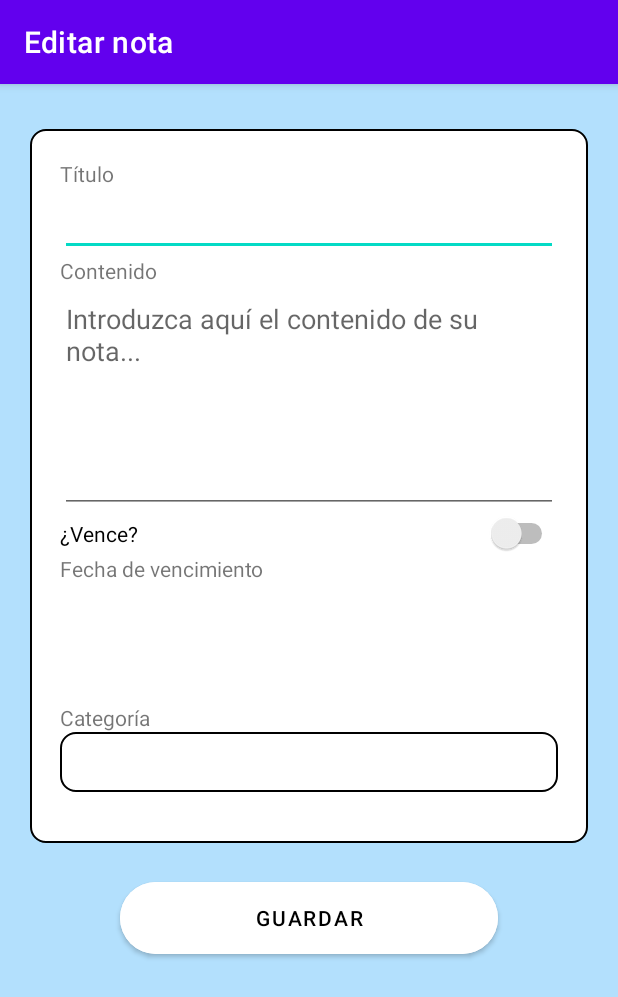
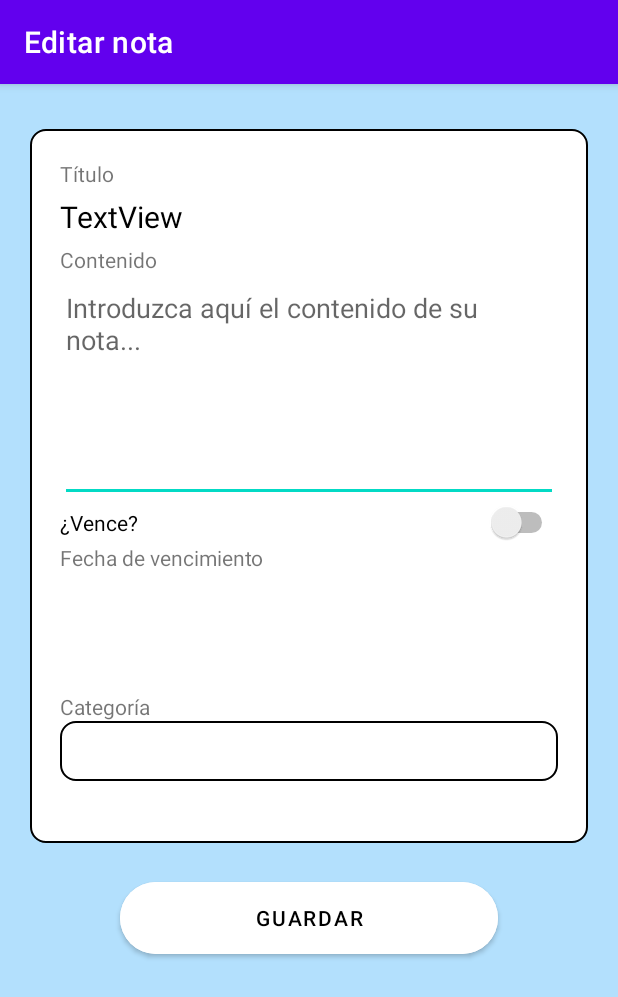
Before and after one commit to juanmaltadill/NoteApp, an Android app: the EditarNotaActivity screen opened directly, with no data from a screen before it, on a phone screen of 412 x 824 dp. Shown: the top 997 px of the screen. Run offline under Robolectric (Android 15) with nearby library versions, the phone set to English and light mode, and no system bars; our stand-ins replace Firebase (no records; nobody signed in at launch, a user with empty details on screens opened directly); 7 statements that could not run were skipped.

Commit message:
Actualización menor

```diff
--- a/app/src/main/java/com/iesmurgi/noteapp/AuthActivity.java
+++ b/app/src/main/java/com/iesmurgi/noteapp/AuthActivity.java
@@ -69,7 +69,6 @@ public class AuthActivity extends AppCompatActivity {
                             System.out.println("createUserWithEmail:failure");
                             Toast.makeText(AuthActivity.this, "El usuario o la contraseña no son correctos",
                                         Toast.LENGTH_SHORT).show();
-
                         }
                     }
                 });
--- a/app/src/main/java/com/iesmurgi/noteapp/EditarNotaActivity.java
+++ b/app/src/main/java/com/iesmurgi/noteapp/EditarNotaActivity.java
@@ -32,11 +32,11 @@ import com.iesmurgi.noteapp.R;
 import java.util.ArrayList;
 
 public class EditarNotaActivity extends AppCompatActivity {
+
     private final int STATIC_INTEGER_VALUE = 1;
     private String titulo;
     private String contenido;
     private boolean vence;
-    private String id;
     private String fecha;
     private String cat;
     private Gson gson = new Gson();
@@ -51,7 +51,7 @@ public class EditarNotaActivity extends AppCompatActivity {
     private ArrayList<String> listaCategorias = new ArrayList<String>();
     private ArrayList<Nota> copiaNotas = new ArrayList<Nota>();
     private TextView tv2;
-    private EditText et1;
+    private TextView et1;
     private EditText et2;
     private Button btn1;
     private TextView tv1;
@@ -66,7 +66,7 @@ public class EditarNotaActivity extends AppCompatActivity {
         super.onCreate(savedInstanceState);
         setContentView(R.layout.activity_edit_note);
         this.setTitle(R.string.editar_nota);
-        et1 = findViewById(R.id.editarTituloNotaEt);
+        et1 = findViewById(R.id.tituloNotaTv);
         et2 = findViewById(R.id.editarContenidoNotaEt);
         btn1 = findViewById(R.id.editarFechaBtn);
         tv1 = findViewById(R.id.editarFechaNotaTv);
@@ -80,7 +80,6 @@ public class EditarNotaActivity extends AppCompatActivity {
         nota = gson.fromJson(extra, Nota.class);
         System.out.println(extra);
         et1.setText(nota.getTitulo());
-        System.out.println("El título de la nota a editar es: "+nota.getTitulo());
         et2.setText(nota.getContenido());
         check.setChecked(nota.vence);
         if(nota.vence){
@@ -93,8 +92,6 @@ public class EditarNotaActivity extends AppCompatActivity {
         if(nota.vence){
             tv1.setText(nota.getFechaVencimiento().toString());
         }
-
-
         dbRef.child("users").child(userId).child("categorias").get().addOnCompleteListener(new OnCompleteListener<DataSnapshot>() {
             @Override
             public void onComplete(@NonNull Task<DataSnapshot> task) {
@@ -144,11 +141,6 @@ public class EditarNotaActivity extends AppCompatActivity {
             @Override
             public void onClick(View view) {
                 flag = true;
-                if(et1.getText().toString().equals(null) || et1.getText().toString() == "" || et1.getText().toString().length()<1){
-                    flag = false;
-                    Toast toast=Toast.makeText(getApplicationContext(),"El título de la nota está vacío",Toast.LENGTH_LONG);
-                    toast.show();
-                }
                 titulo = et1.getText().toString();
                 contenido = et2.getText().toString();
                 vence = check.isChecked();
@@ -157,13 +149,13 @@ public class EditarNotaActivity extends AppCompatActivity {
                 }else{
                     fecha = null;
                 }
+
                 if (flag){
                     cat = categoria.getSelectedItem().toString();
                     Nota comparar = gson.fromJson(extra, Nota.class);
+
                     for(int i=0; i<copiaNotas.size(); i++){
-                        System.out.println("CopiaNotas editnote titulo "+copiaNotas.get(i).getTitulo());
                         if(copiaNotas.get(i).getTitulo().equals(comparar.getTitulo())){
-                            System.out.println("CopiaNotas editnote titulo "+copiaNotas.get(i).getTitulo());
                             copiaNotas.get(i).setTitulo(titulo);
                             copiaNotas.get(i).setContenido(contenido) ;
                             copiaNotas.get(i).setVence(vence);
@@ -173,7 +165,6 @@ public class EditarNotaActivity extends AppCompatActivity {
                                 copiaNotas.get(i).setFechaVencimiento(null);
                             }
                             copiaNotas.get(i).setCategoria(cat);
-                            System.out.println("CopiaNotas editnote nuevo titulo "+copiaNotas.get(i).getTitulo());
                         }
                     }
 
@@ -182,9 +173,6 @@ public class EditarNotaActivity extends AppCompatActivity {
                     initNotesList(json);
                     finish();
                 }
-
-
-
             }
         });
         check.setOnCheckedChangeListener(new CompoundButton.OnCheckedChangeListener() {
--- a/app/src/main/java/com/iesmurgi/noteapp/HomeActivity.java
+++ b/app/src/main/java/com/iesmurgi/noteapp/HomeActivity.java
@@ -65,10 +65,6 @@ public class HomeActivity extends AppCompatActivity {
         dbRef.child("users").child(userId).child("categorias").get().addOnCompleteListener(new OnCompleteListener<DataSnapshot>() {
             @Override
             public void onComplete(@NonNull Task<DataSnapshot> task) {
-                while(!task.isComplete()){
-                    waitingDialog();
-                    task.isComplete();
-                }
                 if (!task.isSuccessful()) {
                     Log.e("firebase", "Error getting data", task.getException());
                 }
@@ -191,7 +187,6 @@ public class HomeActivity extends AppCompatActivity {
                     }
                 }
                 enviar = gson.toJson(copiaNotas);
-                System.out.println("Desde el HomeActivity, las notas a enviar despues de eliminar categoria: "+enviar);
                 dbRef.child("users").child(userId).child("notas").setValue(enviar);
 
                 for(int i=0; i<copiaCategorias.size(); i++){
--- a/app/src/main/java/com/iesmurgi/noteapp/NoteAdapter.java
+++ b/app/src/main/java/com/iesmurgi/noteapp/NoteAdapter.java
@@ -54,7 +54,6 @@ public class NoteAdapter extends ArrayAdapter<Nota> {
                             break;
                         }
                     }
-
                 }
                 contenido = contenido + "...";
                 tt3.setText(contenido);
@@ -68,7 +67,6 @@ public class NoteAdapter extends ArrayAdapter<Nota> {
 
             }
         }
-
         return v;
     }
 
--- a/app/src/main/java/com/iesmurgi/noteapp/SignUpActivity.java
+++ b/app/src/main/java/com/iesmurgi/noteapp/SignUpActivity.java
@@ -86,7 +86,6 @@ public class SignUpActivity extends AppCompatActivity {
         dbRef = FirebaseDatabase.getInstance("https://noteapp-16399-default-rtdb.europe-west1.firebasedatabase.app").getReference();
     }
     private void createAccount(String email, String password){
-        System.out.println(email + password);
         auth.createUserWithEmailAndPassword(email, password)
                 .addOnCompleteListener(this, new OnCompleteListener<AuthResult>() {
                     @Override
@@ -95,7 +94,7 @@ public class SignUpActivity extends AppCompatActivity {
                             // Sign in success, update UI with the signed-in user's information
                             System.out.println("createUserWithEmail:success");
                             FirebaseUser user = auth.getCurrentUser();
-                            writeNewUser(auth.getCurrentUser().getUid().toString(), name, email, phone);
+                            writeNewUser(user.getUid().toString(), name, email, phone);
                             initAuth();
                         } else {
                             // If sign in fails, display a message to the user.
@@ -107,7 +106,6 @@ public class SignUpActivity extends AppCompatActivity {
                                 Toast.makeText(SignUpActivity.this, "El registro ha fallado",
                                         Toast.LENGTH_SHORT).show();
                             }
-
                         }
                     }
                 });
@@ -120,7 +118,6 @@ public class SignUpActivity extends AppCompatActivity {
         startActivity(intent);
     }
     public void writeNewUser(String userId, String name, String email, String phone) {
-        User user = new User(name, email);
         dbRef.child("users").child(userId).child("email").setValue(email);
         dbRef.child("users").child(userId).child("name").setValue(name);
         dbRef.child("users").child(userId).child("phone").setValue(phone);
@@ -130,6 +127,7 @@ public class SignUpActivity extends AppCompatActivity {
         cat.setIcon("engranaje");
         nota.setTitulo("Nota vacia");
         nota.setCategoria(cat.getNombre());
+        nota.setContenido("");
         gson = new Gson();
         categoria = gson.toJson(cat);
         note = gson.toJson(nota);
--- a/app/src/main/res/layout/activity_auth.xml
+++ b/app/src/main/res/layout/activity_auth.xml
@@ -21,7 +21,7 @@
         android:layout_height="wrap_content"
         android:layout_marginHorizontal="30dp"
         android:layout_marginTop="60dp"
-        android:background="@drawable/login_bg"
+        android:background="@drawable/bg"
         android:backgroundTint="#7C64BFFB"
         android:gravity="center"
         android:orientation="vertical"
--- a/app/src/main/res/layout/activity_edit_note.xml
+++ b/app/src/main/res/layout/activity_edit_note.xml
@@ -14,7 +14,7 @@
         android:layout_marginHorizontal="20dp"
         android:layout_marginTop="30dp"
         android:layout_marginBottom="20dp"
-        android:background="@drawable/login_bg"
+        android:background="@drawable/bg"
         android:orientation="vertical"
         android:padding="20dp">
 
@@ -24,12 +24,14 @@
             android:layout_height="wrap_content"
             android:text="@string/titulo_tv" />
 
-        <EditText
-            android:id="@+id/editarTituloNotaEt"
+        <TextView
+            android:id="@+id/tituloNotaTv"
             android:layout_width="match_parent"
             android:layout_height="wrap_content"
-            android:ems="10"
-            android:inputType="textPersonName" />
+            android:layout_marginVertical="5dp"
+            android:text="TextView"
+            android:textColor="@color/black"
+            android:textSize="20dp" />
 
         <TextView
             android:id="@+id/editarContenidoNotaTv"
@@ -91,8 +93,8 @@
             android:id="@+id/editarCategoriaNotaSpinner"
             android:layout_width="match_parent"
             android:layout_height="40dp"
-            android:background="@drawable/login_bg"
-            android:visibility="visible"/>
+            android:background="@drawable/bg"
+            android:visibility="visible" />
 
     </LinearLayout>
 
--- a/app/src/main/res/layout/activity_home.xml
+++ b/app/src/main/res/layout/activity_home.xml
@@ -22,7 +22,7 @@
                 android:id="@+id/categoriesListView"
                 android:layout_width="match_parent"
                 android:layout_height="match_parent"
-                android:background="@drawable/login_bg"
+                android:background="@drawable/bg"
                 android:padding="5dp"
                 android:visibility="visible"
                 tools:visibility="visible"
--- a/app/src/main/res/layout/activity_notes_list.xml
+++ b/app/src/main/res/layout/activity_notes_list.xml
@@ -22,7 +22,7 @@
                 android:id="@+id/notesListView"
                 android:layout_width="match_parent"
                 android:layout_height="match_parent"
-                android:background="@drawable/login_bg"
+                android:background="@drawable/bg"
                 android:divider="@null"
                 android:dividerHeight="5dp"
                 android:padding="10dp"
--- a/app/src/main/res/layout/activity_nueva_lista.xml
+++ b/app/src/main/res/layout/activity_nueva_lista.xml
@@ -20,7 +20,7 @@
             android:layout_marginTop="100dp"
             android:layout_marginEnd="24dp"
             android:layout_marginBottom="24dp"
-            android:background="@drawable/login_bg"
+            android:background="@drawable/bg"
             android:orientation="vertical"
             android:padding="10dp">
 
--- a/app/src/main/res/layout/activity_nueva_nota.xml
+++ b/app/src/main/res/layout/activity_nueva_nota.xml
@@ -14,7 +14,7 @@
         android:layout_marginHorizontal="20dp"
         android:layout_marginTop="30dp"
         android:layout_marginBottom="20dp"
-        android:background="@drawable/login_bg"
+        android:background="@drawable/bg"
         android:orientation="vertical"
         android:padding="20dp">
 
@@ -93,7 +93,7 @@
             android:id="@+id/categoriaNuevaNotaSpinner"
             android:layout_width="match_parent"
             android:layout_height="40dp"
-            android:background="@drawable/login_bg"
+            android:background="@drawable/bg"
             android:visibility="visible" />
     </LinearLayout>
 
--- a/app/src/main/res/layout/activity_select_date_and_hour.xml
+++ b/app/src/main/res/layout/activity_select_date_and_hour.xml
@@ -22,7 +22,7 @@
         android:layout_height="245dp"
         android:layout_marginHorizontal="20dp"
         android:layout_marginTop="60dp"
-        android:background="@drawable/login_bg"
+        android:background="@drawable/bg"
         android:gravity="center"
         android:orientation="vertical">
 
--- a/app/src/main/res/layout/activity_select_icon.xml
+++ b/app/src/main/res/layout/activity_select_icon.xml
@@ -12,7 +12,7 @@
     <LinearLayout
         android:layout_width="match_parent"
         android:layout_height="434dp"
-        android:background="@drawable/login_bg"
+        android:background="@drawable/bg"
         android:orientation="vertical"
         android:padding="20dp">
 
--- a/app/src/main/res/layout/activity_sign_up.xml
+++ b/app/src/main/res/layout/activity_sign_up.xml
@@ -14,7 +14,7 @@
         android:layout_height="wrap_content"
         android:layout_marginStart="50dp"
         android:layout_marginEnd="50dp"
-        android:background="@drawable/login_bg"
+        android:background="@drawable/bg"
         android:orientation="vertical"
         android:padding="20dp"
         app:layout_constraintEnd_toEndOf="parent"
--- a/app/src/main/res/layout/categoryadapter_layout.xml
+++ b/app/src/main/res/layout/categoryadapter_layout.xml
@@ -8,7 +8,7 @@
     <TableRow
         android:layout_width="match_parent"
         android:layout_height="match_parent"
-        android:background="@drawable/login_bg"
+        android:background="@drawable/bg"
         android:backgroundTint="#7C64BFFB"
         android:gravity="center_vertical"
         android:padding="10dp">
@@ -26,7 +26,7 @@
             android:layout_marginLeft="20dp"
             android:layout_weight="0"
             android:height="50sp"
-            android:background="@drawable/login_bg"
+            android:background="@drawable/bg"
             android:gravity="center_vertical"
             android:text="categoryId"
             android:textAlignment="center"
--- a/app/src/main/res/layout/noteadapter_layout.xml
+++ b/app/src/main/res/layout/noteadapter_layout.xml
@@ -4,7 +4,7 @@
     android:layout_width="fill_parent"
     android:layout_height="wrap_content"
     android:layout_marginVertical="5dp"
-    android:background="@drawable/login_bg"
+    android:background="@drawable/bg"
     android:backgroundTint="#7C64BFFB"
     android:descendantFocusability="blocksDescendants"
     android:orientation="vertical"
@@ -38,7 +38,7 @@
         android:layout_height="wrap_content"
         android:layout_marginLeft="50dp"
         android:layout_marginRight="50dp"
-        android:background="@drawable/login_bg"
+        android:background="@drawable/bg"
         android:gravity="center|left"
         android:padding="10dp">
 
```
Also changed, not shown: app/src/main/java/com/iesmurgi/noteapp/ListaNotasActivity.java (+0 -12 lines), app/src/main/java/com/iesmurgi/noteapp/User.java (deleted, +0 -66 lines), app/src/main/res/drawable/bg.xml (renamed from app/src/main/res/drawable/login_bg.xml).
